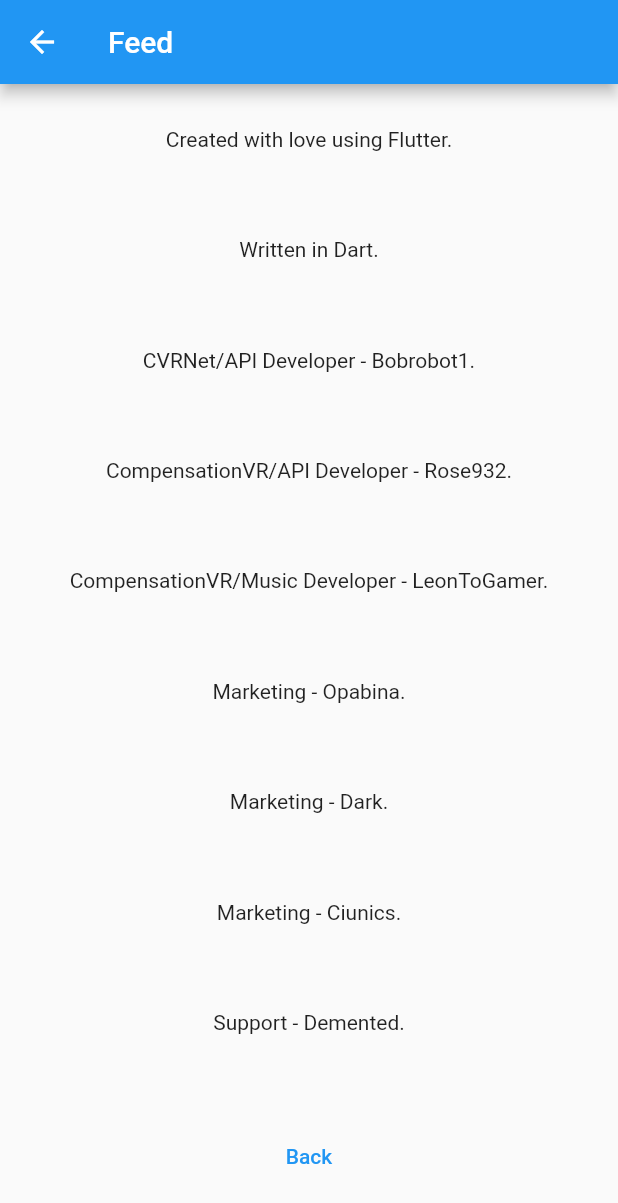
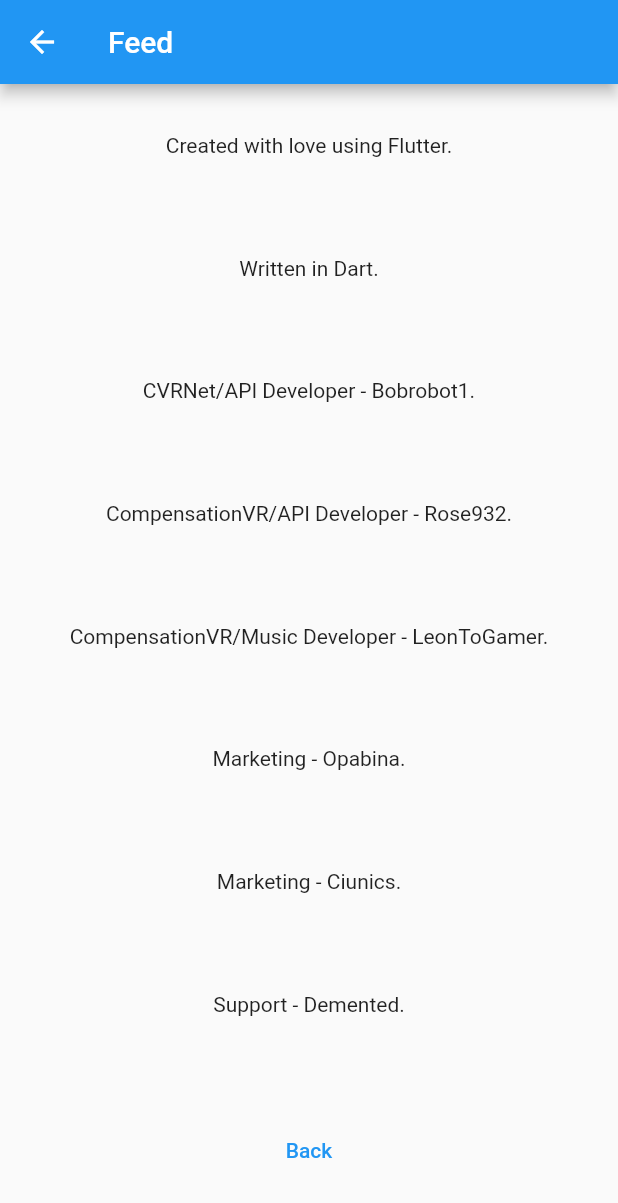
Before and after one commit to SubsurfaceStudios/CVR-App, a Flutter app: the Credits screen opened directly, on a phone screen of 412 x 824 dp. Shown: the top 1203 px of the screen. Run offline on Flutter 3.47's test engine with Material 2 defaults, Android fonts, the light colour scheme and no system bars; our stand-ins replace adaptive_dialog, shared_preferences; accounts and stored records are empty.

Commit message:
Update credits.dart

```diff
--- a/flutter/lib/credits.dart
+++ b/flutter/lib/credits.dart
@@ -32,7 +32,6 @@
           Text("CompensationVR/API Developer - Rose932."),
           Text("CompensationVR/Music Developer - LeonToGamer."),
           Text("Marketing - Opabina."),
-          Text("Marketing - Dark."),
           Text("Marketing - Ciunics."),
           Text("Support - Demented."),
           TextButton(
```
